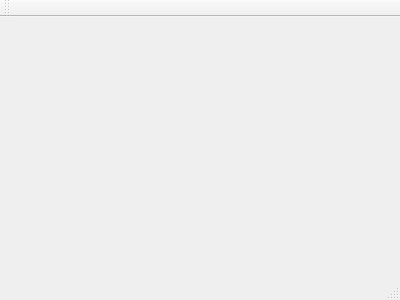
Qt form Numworks_Firmware_Flasher/mainwindow.ui (turion64guy/Numworks_Firmware_Flasher) before a commit.
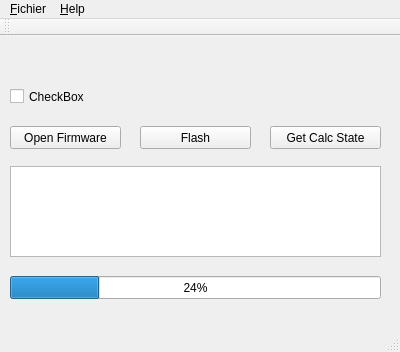
The same form after that commit.

Commit message:
Big Design update
Big Design update

What changed in the file:
```diff
--- a/Numworks_Firmware_Flasher/mainwindow.ui
+++ b/Numworks_Firmware_Flasher/mainwindow.ui
@@ -1,24 +1,136 @@
 <ui version="4.0">
  <class>MainWindow</class>
- <widget class="QMainWindow" name="MainWindow" >
-  <property name="geometry" >
+ <widget class="QMainWindow" name="MainWindow">
+  <property name="geometry">
    <rect>
     <x>0</x>
     <y>0</y>
     <width>400</width>
-    <height>300</height>
+    <height>352</height>
    </rect>
   </property>
   <property name="windowTitle" >
    <string>MainWindow</string>
   </property>
-  <widget class="QMenuBar" name="menuBar" />
-  <widget class="QToolBar" name="mainToolBar" />
-  <widget class="QWidget" name="centralWidget" />
-  <widget class="QStatusBar" name="statusBar" />
+  <widget class="QWidget" name="centralWidget">
+   <widget class="QPlainTextEdit" name="OutputConsole">
+    <property name="geometry">
+     <rect>
+      <x>10</x>
+      <y>130</y>
+      <width>371</width>
+      <height>91</height>
+     </rect>
+    </property>
+    <property name="plainText">
+     <string/>
+    </property>
+   </widget>
+   <widget class="QPushButton" name="Open_Firm_pushButton">
+    <property name="geometry">
+     <rect>
+      <x>10</x>
+      <y>90</y>
+      <width>111</width>
+      <height>23</height>
+     </rect>
+    </property>
+    <property name="text">
+     <string>Open Firmware</string>
+    </property>
+   </widget>
+   <widget class="QPushButton" name="Flash_pushButton">
+    <property name="geometry">
+     <rect>
+      <x>140</x>
+      <y>90</y>
+      <width>111</width>
+      <height>23</height>
+     </rect>
+    </property>
+    <property name="text">
+     <string>Flash</string>
+    </property>
+   </widget>
+   <widget class="QPushButton" name="Get_Calc_State_pushButton">
+    <property name="geometry">
+     <rect>
+      <x>270</x>
+      <y>90</y>
+      <width>111</width>
+      <height>23</height>
+     </rect>
+    </property>
+    <property name="text">
+     <string>Get Calc State</string>
+    </property>
+   </widget>
+   <widget class="QProgressBar" name="progressBar">
+    <property name="geometry">
+     <rect>
+      <x>10</x>
+      <y>240</y>
+      <width>371</width>
+      <height>23</height>
+     </rect>
+    </property>
+    <property name="value">
+     <number>24</number>
+    </property>
+   </widget>
+   <widget class="QCheckBox" name="checkBox">
+    <property name="geometry">
+     <rect>
+      <x>10</x>
+      <y>50</y>
+      <width>85</width>
+      <height>21</height>
+     </rect>
+    </property>
+    <property name="text">
+     <string>CheckBox</string>
+    </property>
+   </widget>
+  </widget>
+  <widget class="QMenuBar" name="menuBar">
+   <property name="geometry">
+    <rect>
+     <x>0</x>
+     <y>0</y>
+     <width>400</width>
+     <height>20</height>
+    </rect>
+   </property>
+   <widget class="QMenu" name="menu_Fichier">
+    <property name="title">
+     <string>&amp;Fichier</string>
+    </property>
+   </widget>
+   <widget class="QMenu" name="menu_Help">
+    <property name="title">
+     <string>&amp;Help</string>
+    </property>
+    <addaction name="action_About"/>
+   </widget>
+   <addaction name="menu_Fichier"/>
+   <addaction name="menu_Help"/>
+  </widget>
+  <widget class="QStatusBar" name="statusBar"/>
+  <widget class="QToolBar" name="mainToolBar">
+   <attribute name="toolBarArea">
+    <enum>TopToolBarArea</enum>
+   </attribute>
+   <attribute name="toolBarBreak">
+    <bool>false</bool>
+   </attribute>
+  </widget>
+  <action name="action_About">
+   <property name="text">
+    <string>&amp;About</string>
+   </property>
+  </action>
  </widget>
- <layoutDefault spacing="6" margin="11" />
- <pixmapfunction></pixmapfunction>
+ <layoutdefault spacing="6" margin="11"/>
  <resources/>
  <connections/>
 </ui>
```
Left out of the diff: 3 changed lines with no effect on the pictures. The commit also changes 6 other files.
